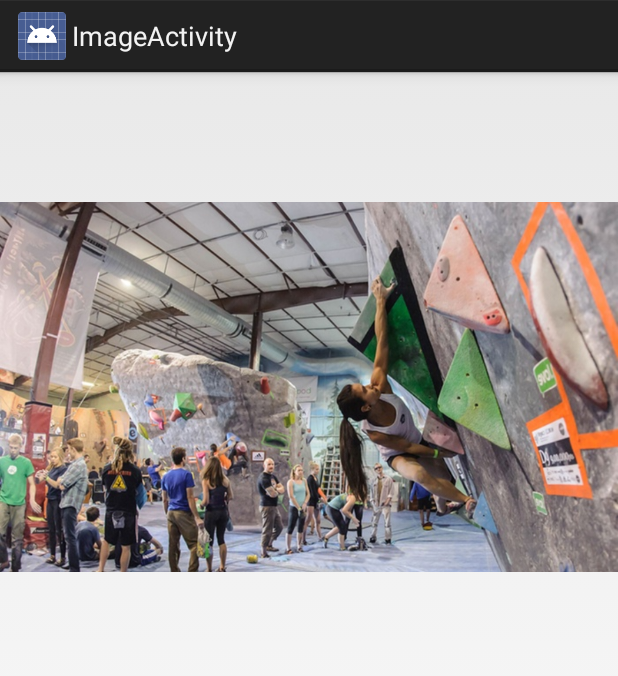
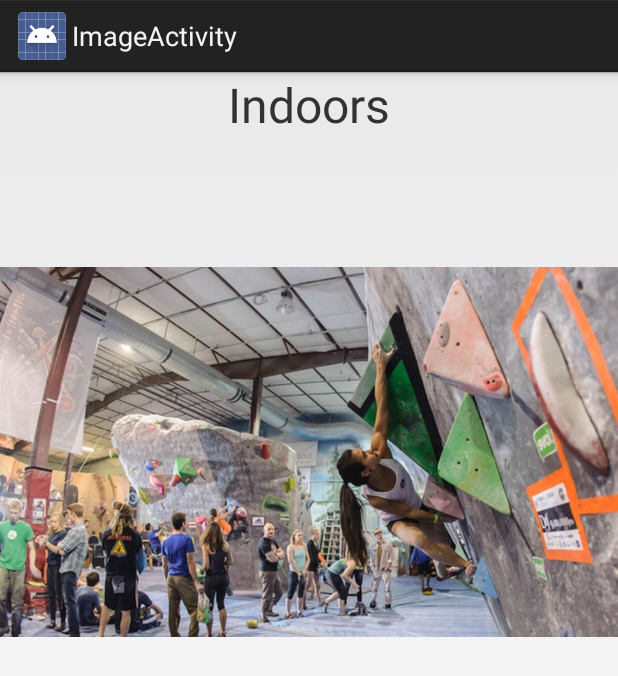
Before and after one commit to RichardBlanch/RichardBlanchard_AdvMAD, an Android app: the ImageActivity screen opened directly, with no data from a screen before it, on a phone screen of 412 x 824 dp. Shown: the top 676 px of the screen. Run offline under Robolectric (Android 15) with nearby library versions, the phone set to English and light mode, and no system bars.

Commit message:
Added Text

```diff
--- a/Blanchard_Final/app/src/main/res/layout/activity_image.xml
+++ b/Blanchard_Final/app/src/main/res/layout/activity_image.xml
@@ -1,10 +1,20 @@
 <?xml version="1.0" encoding="utf-8"?>
-<android.support.constraint.ConstraintLayout xmlns:android="http://schemas.android.com/apk/res/android"
+<LinearLayout xmlns:android="http://schemas.android.com/apk/res/android"
     xmlns:app="http://schemas.android.com/apk/res-auto"
     xmlns:tools="http://schemas.android.com/tools"
     android:layout_width="match_parent"
     android:layout_height="match_parent"
+    android:orientation="vertical"
     tools:context="com.example.hsport.blanchard_final.ImageActivity">
+
+    <TextView
+        android:layout_width="wrap_content"
+        android:layout_height="wrap_content"
+        android:text="Indoors"
+        android:layout_gravity="center_horizontal"
+        android:textSize="32sp"
+
+        />
 
     <ImageView
         android:id="@+id/image_view"
@@ -12,4 +22,4 @@
         android:layout_width="wrap_content"
         android:layout_height="wrap_content" />
 
-</android.support.constraint.ConstraintLayout>
+</LinearLayout>
```
